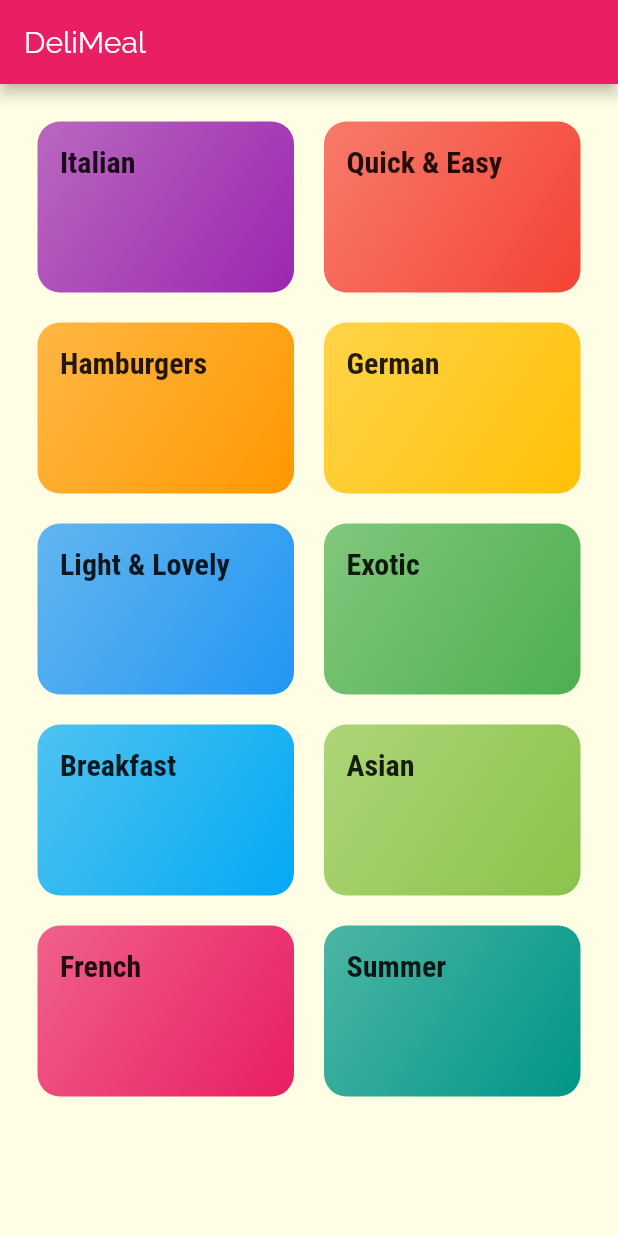
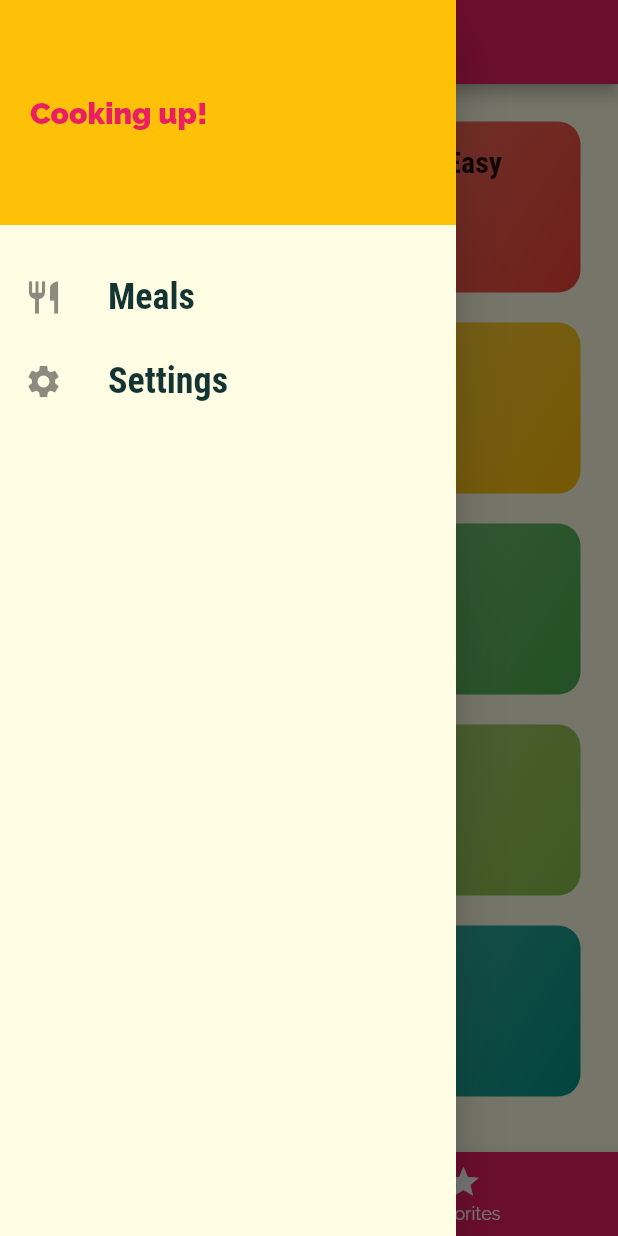
Before and after one commit to greenisgrue/tutorial_meal_app, a Flutter app: the screen it shows after launch, with the side drawer open (before the commit the screen has no drawer), on a phone screen of 412 x 824 dp. Run offline on Flutter 3.47's test engine with Material 2 defaults, Android fonts, the phone set to English and light mode, and no system bars.

Commit message:
almost done with meal app tutorial

```diff
--- a/lib/main.dart
+++ b/lib/main.dart
@@ -5,6 +5,8 @@ import 'package:flutter/material.dart';
 import './screens/meal_detail_screen.dart';
 import './screens/category_meals_screen.dart';
 import './screens/categories_screen.dart';
+import './screens/tabs_screen.dart';
+import 'screens/settings_screen.dart';
 
 void main() => runApp(MyApp());
 
@@ -36,9 +38,10 @@ class MyApp extends StatelessWidget {
         // Named routes for bigger apps
         initialRoute: '/',
         routes: {
-          '/': (ctx) => CategoriesScreen(),
+          '/': (ctx) => TabsScreen(),
           CategoryMealsScreen.routeName: (ctx) => CategoryMealsScreen(),
           MealDetailScreen.routeName: (ctx) => MealDetailScreen(),
+          SettingsScreen.routeName: (ctx) => SettingsScreen(),
         },
         onGenerateRoute: (settings) {
           print(settings.arguments);
--- a/lib/screens/categories_screen.dart
+++ b/lib/screens/categories_screen.dart
@@ -7,11 +7,8 @@ import '../widgets/category_item.dart';
 class CategoriesScreen extends StatelessWidget {
   @override
   Widget build(BuildContext context) {
-    return Scaffold(
-      appBar: AppBar(
-        title: const Text('DeliMeal'),
-      ),
-      body: GridView(
+    // Use scaffold if you want to manage the entire screen with your widget
+    return GridView(
       padding: const EdgeInsets.all(25),
       children: DUMMY_CATEGORIES
           .map((catData) => CategoryItem(
@@ -26,7 +23,6 @@ class CategoriesScreen extends StatelessWidget {
         crossAxisSpacing: 20,
         mainAxisSpacing: 20,
       ),
-      ),
     );
   }
 }
--- /dev/null
+++ b/lib/screens/settings_screen.dart
@@ -0,0 +1,12 @@
+import 'package:flutter/material.dart';
+
+class SettingsScreen extends StatelessWidget {
+  static const routeName = '/settings';
+
+  @override
+  Widget build(BuildContext context) {
+    return Center(
+      child: Text('Settings'),
+    );
+  }
+}
--- /dev/null
+++ b/lib/screens/tabs_screen.dart
@@ -0,0 +1,61 @@
+import 'package:flutter/material.dart';
+import './categories_screen.dart';
+import './favorites_screen.dart';
+import '../widgets/main_drawer.dart';
+
+class TabsScreen extends StatefulWidget {
+  @override
+  _TabsScreenState createState() => _TabsScreenState();
+}
+
+class _TabsScreenState extends State<TabsScreen> {
+  final List<Map<String, Object>> _pages = [
+    {
+      'page': CategoriesScreen(),
+      'title': 'Categories',
+    },
+    {
+      'page': FavoritesScreen(),
+      'title': 'Your favorite',
+    },
+  ];
+
+  int _selectedPageIndex = 0;
+
+  void _selectPage(int index) {
+    setState(() {
+      _selectedPageIndex = index;
+    });
+  }
+
+  @override
+  Widget build(BuildContext context) {
+    return Scaffold(
+      appBar: AppBar(
+        title: Text(_pages[_selectedPageIndex]['title']),
+      ),
+      drawer: MainDrawer(),
+      body: _pages[_selectedPageIndex]['page'],
+      bottomNavigationBar: BottomNavigationBar(
+        onTap: _selectPage,
+        backgroundColor: Theme.of(context).primaryColor,
+        unselectedItemColor: Colors.white,
+        selectedItemColor: Theme.of(context).accentColor,
+        currentIndex: _selectedPageIndex,
+        // type: BottomNavigationBarType.shifting,
+        items: [
+          BottomNavigationBarItem(
+            // backgroundColor: Theme.of(context).primaryColor,
+            icon: Icon(Icons.category),
+            title: Text('Categories'),
+          ),
+          BottomNavigationBarItem(
+            // backgroundColor: Theme.of(context).primaryColor,
+            icon: Icon(Icons.star),
+            title: Text('Favorites'),
+          ),
+        ],
+      ),
+    );
+  }
+}
--- /dev/null
+++ b/lib/widgets/main_drawer.dart
@@ -0,0 +1,55 @@
+import 'package:flutter/material.dart';
+import '../screens/settings_screen.dart';
+
+class MainDrawer extends StatelessWidget {
+  Widget buildListTile(String title, IconData icon, Function tapHandler) {
+    return ListTile(
+      leading: Icon(
+        icon,
+        size: 26,
+      ),
+      title: Text(
+        title,
+        style: TextStyle(
+          fontFamily: 'RobotoCondensed',
+          fontSize: 24,
+          fontWeight: FontWeight.bold,
+        ),
+      ),
+      onTap: tapHandler,
+    );
+  }
+
+  @override
+  Widget build(BuildContext context) {
+    return Drawer(
+      child: Column(
+        children: <Widget>[
+          Container(
+            height: 150,
+            width: double.infinity,
+            padding: EdgeInsets.all(20),
+            alignment: Alignment.centerLeft,
+            color: Theme.of(context).accentColor,
+            child: Text(
+              'Cooking up!',
+              style: TextStyle(
+                  fontWeight: FontWeight.w900,
+                  fontSize: 20,
+                  color: Theme.of(context).primaryColor),
+            ),
+          ),
+          SizedBox(
+            height: 20,
+          ),
+          buildListTile('Meals', Icons.restaurant, () {
+            Navigator.of(context).pushNamed('/');
+          }),
+          buildListTile('Settings', Icons.settings, () {
+            Navigator.of(context).pushNamed(SettingsScreen.routeName);
+          }),
+        ],
+      ),
+    );
+  }
+}
```
Also changed, not shown: lib/screens/favorites_screen.dart (added, +10 -0 lines), lib/screens/meal_detail_screen.dart (+78 -3 lines), pubspec.lock. Lines whose indentation alone changed are shown as unchanged.
